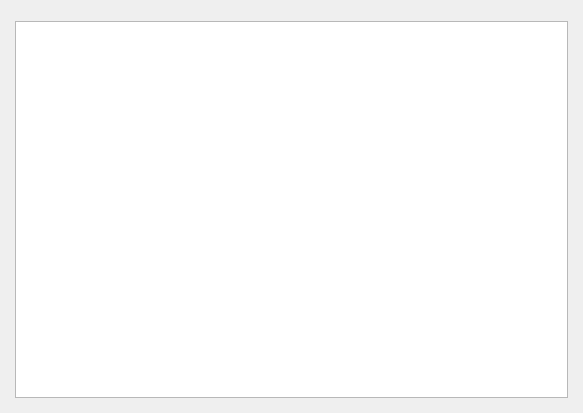
Before: the Qt Designer form windows/mainwindow_child/homepage/homepage.ui in Zao-chen/ZcVersionBox, drawn with Qt 5.
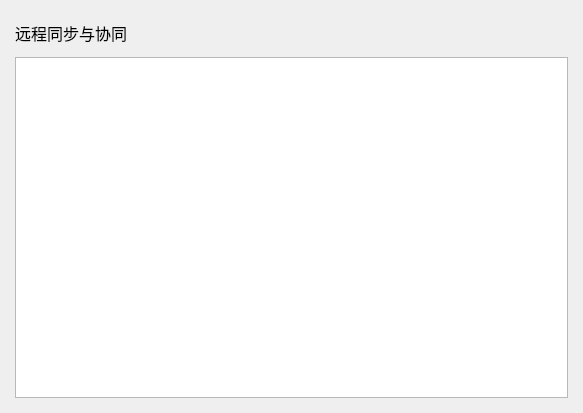
After: the same form once the commit is applied. The open tabs and pages were chosen to show the change. Custom widgets are drawn as their Qt base class.

Commit message: feat: 远程同步开关

What changed in the file:
```diff
--- a/windows/mainwindow_child/homepage/homepage.ui
+++ b/windows/mainwindow_child/homepage/homepage.ui
@@ -80,6 +80,44 @@
        <property name="bottomMargin">
         <number>0</number>
        </property>
+       <item>
+        <layout class="QHBoxLayout" name="horizontalLayout">
+         <property name="topMargin">
+          <number>0</number>
+         </property>
+         <item>
+          <widget class="ElaText" name="label">
+           <property name="font">
+            <font>
+             <pointsize>12</pointsize>
+            </font>
+           </property>
+           <property name="text">
+            <string>远程同步与协同</string>
+           </property>
+          </widget>
+         </item>
+         <item>
+          <widget class="ElaToggleSwitch" name="ToggleSwitch_Remote" native="true"/>
+         </item>
+         <item>
+          <spacer name="horizontalSpacer">
+           <property name="orientation">
+            <enum>Qt::Orientation::Horizontal</enum>
+           </property>
+           <property name="sizeHint" stdset="0">
+            <size>
+             <width>40</width>
+             <height>20</height>
+            </size>
+           </property>
+          </spacer>
+         </item>
+        </layout>
+       </item>
+       <item>
+        <widget class="ElaDrawerArea" name="ElaDrawerArea_Remote" native="true"/>
+       </item>
        <item>
         <widget class="ElaTableView" name="tableView_BackupFiles">
          <property name="editTriggers">
@@ -123,6 +161,23 @@
    <extends>QTableView</extends>
    <header location="global">elatableview.h</header>
   </customwidget>
+  <customwidget>
+   <class>ElaText</class>
+   <extends>QLabel</extends>
+   <header location="global">elatext.h</header>
+  </customwidget>
+  <customwidget>
+   <class>ElaToggleSwitch</class>
+   <extends>QWidget</extends>
+   <header location="global">elatoggleswitch.h</header>
+   <container>1</container>
+  </customwidget>
+  <customwidget>
+   <class>ElaDrawerArea</class>
+   <extends>QWidget</extends>
+   <header location="global">eladrawerarea.h</header>
+   <container>1</container>
+  </customwidget>
  </customwidgets>
  <resources/>
  <connections/>
```
Left out of the diff: 2 changed lines with no effect on the pictures. The commit also changes 3 other files.
